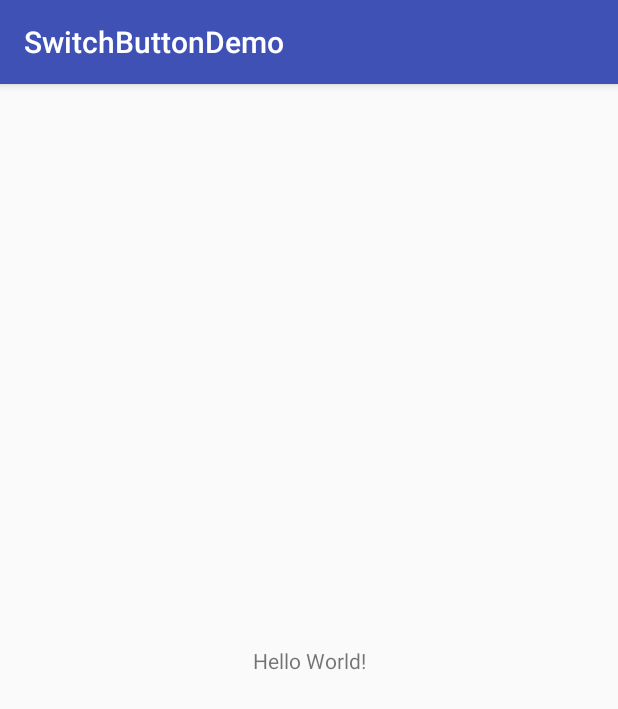
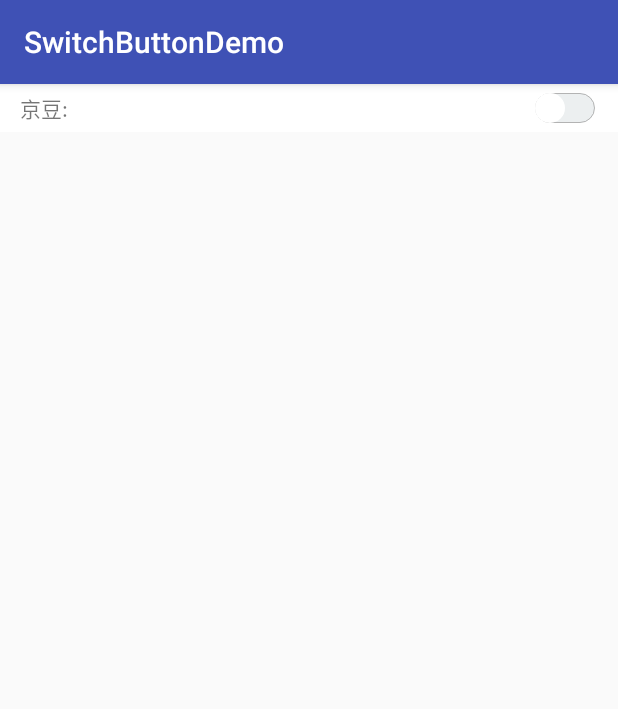
Before and after one commit to HelloWmz/SwitchButtonDemo, an Android app: the screen it shows after launch (MainActivity), on a phone screen of 412 x 824 dp. Shown: the top 709 px of the screen. Run offline under Robolectric (Android 15) with nearby library versions, the phone set to English and light mode, and no system bars; our stand-ins replace ButterKnife.

Commit message:
仿京东使用京豆完成

```diff
--- a/app/src/main/java/wmz/switchbuttondemo/MainActivity.java
+++ b/app/src/main/java/wmz/switchbuttondemo/MainActivity.java
@@ -1,13 +1,64 @@
 package wmz.switchbuttondemo;
 
+import android.os.Bundle;
 import android.support.v7.app.AppCompatActivity;
-import android.os.Bundle;
+import android.view.View;
+import android.widget.CompoundButton;
+import android.widget.LinearLayout;
+import android.widget.Switch;
+import android.widget.TextView;
 
-public class MainActivity extends AppCompatActivity {
+import java.util.ArrayList;
+import java.util.List;
+
+import butterknife.BindView;
+import butterknife.ButterKnife;
+
+public class MainActivity extends AppCompatActivity implements AddressUtils.OnWheelViewClick {
+
+    @BindView(R.id.swh_status)
+    Switch mSwhStatus;
+    @BindView(R.id.tv_peas_num)
+    TextView mTvPeasNum;
+    @BindView(R.id.peas_num_ll)
+    LinearLayout mPeasNumLl;
+    private List<Integer> mBeans =new ArrayList<>();
 
     @Override
     protected void onCreate(Bundle savedInstanceState) {
         super.onCreate(savedInstanceState);
         setContentView(R.layout.activity_main);
+        ButterKnife.bind(this);
+        initBeans();
+        initListener();
+    }
+
+    private void initBeans() {
+        mBeans.add(1000);
+        mBeans.add(2000);
+        mBeans.add(3000);
+        mBeans.add(4000);
+        mBeans.add(5000);
+        mBeans.add(6000);
+    }
+
+    private void initListener() {
+        mSwhStatus.setOnCheckedChangeListener(new CompoundButton.OnCheckedChangeListener() {
+            @Override
+            public void onCheckedChanged(CompoundButton buttonView, boolean isChecked) {
+                mPeasNumLl.setVisibility(isChecked ? View.VISIBLE : View.GONE);
+            }
+        });
+        mTvPeasNum.setOnClickListener(new View.OnClickListener() {
+            @Override
+            public void onClick(View v) {
+                AddressUtils.alertBottomWheelOption(MainActivity.this, mBeans, MainActivity.this);
+            }
+        });
+    }
+
+    @Override
+    public void onClick(View view, int num) {
+        mTvPeasNum.setText("" + num);
     }
 }
--- /dev/null
+++ b/app/src/main/res/drawable/thumb_selctor.xml
@@ -0,0 +1,5 @@
+<?xml version="1.0" encoding="utf-8"?>
+<selector xmlns:android="http://schemas.android.com/apk/res/android">
+    <item android:state_pressed="true" android:drawable="@drawable/track_selctor_shape"/>
+    <item android:state_pressed="false" android:drawable="@drawable/track_selctor_shape"/>
+</selector>
--- /dev/null
+++ b/app/src/main/res/drawable/track_selctor.xml
@@ -0,0 +1,5 @@
+<?xml version="1.0" encoding="utf-8"?>
+<selector xmlns:android="http://schemas.android.com/apk/res/android">
+    <item android:state_checked="true" android:drawable="@drawable/track_selctor_shap"/>
+    <item android:state_checked="false" android:drawable="@drawable/track_selctor_normal_shap"/>
+</selector>
--- /dev/null
+++ b/app/src/main/res/drawable/track_selctor_normal_shap.xml
@@ -0,0 +1,8 @@
+<?xml version="1.0" encoding="utf-8"?>
+<shape xmlns:android="http://schemas.android.com/apk/res/android"
+    android:shape="rectangle">
+    <size android:height="20dp" android:width="40dp"/>
+    <corners android:radius="10dp"></corners>
+    <solid android:color="#eceff0"/>
+    <stroke android:color="#99878787" android:width="0.2dp"/>
+</shape>
--- /dev/null
+++ b/app/src/main/res/drawable/track_selctor_shap.xml
@@ -0,0 +1,8 @@
+<?xml version="1.0" encoding="utf-8"?>
+<shape xmlns:android="http://schemas.android.com/apk/res/android"
+    android:shape="rectangle">
+    <size android:height="20dp" android:width="40dp"/>
+    <corners android:radius="10dp"></corners>
+    <solid android:color="#f00"/>
+
+</shape>
--- /dev/null
+++ b/app/src/main/res/drawable/track_selctor_shape.xml
@@ -0,0 +1,6 @@
+<?xml version="1.0" encoding="utf-8"?>
+<shape xmlns:android="http://schemas.android.com/apk/res/android"
+    android:shape="oval" android:useLevel="false">
+    <size android:height="20dp" android:width="20dp"/>
+    <solid android:color="#fff"/>
+</shape>
--- a/app/src/main/res/layout/activity_main.xml
+++ b/app/src/main/res/layout/activity_main.xml
@@ -1,21 +1,41 @@
 <?xml version="1.0" encoding="utf-8"?>
-<android.support.constraint.ConstraintLayout
+<LinearLayout
     xmlns:android="http://schemas.android.com/apk/res/android"
-    xmlns:app="http://schemas.android.com/apk/res-auto"
-    xmlns:tools="http://schemas.android.com/tools"
     android:layout_width="match_parent"
-    android:layout_height="match_parent"
-    tools:context="wmz.switchbuttondemo.MainActivity"
+    android:layout_height="wrap_content"
+    android:orientation="vertical"
     >
-
-    <TextView
-        android:layout_width="wrap_content"
+    <RelativeLayout
+        android:padding="5dp"
+        android:layout_width="match_parent"
         android:layout_height="wrap_content"
-        android:text="Hello World!"
-        app:layout_constraintBottom_toBottomOf="parent"
-        app:layout_constraintLeft_toLeftOf="parent"
-        app:layout_constraintRight_toRightOf="parent"
-        app:layout_constraintTop_toTopOf="parent"
+        android:background="#fff"
+        android:orientation="horizontal"
+        >
+        <TextView
+            android:layout_centerVertical="true"
+            android:layout_width="wrap_content"
+            android:layout_height="wrap_content"
+            android:layout_marginLeft="8dp"
+            android:layout_marginRight="5dp"
+            android:text="京豆:"
+            />
+        <Switch
+            android:layout_centerVertical="true"
+            android:layout_alignParentRight="true"
+            android:id="@+id/swh_status"
+            android:layout_width="40dp"
+            android:layout_height="wrap_content"
+            android:layout_marginRight="10dp"
+            android:switchMinWidth="40dp"
+            android:textOff=""
+            android:textOn=""
+            android:thumb="@drawable/thumb_selctor"
+            android:thumbTextPadding="10dp"
+            android:track="@drawable/track_selctor"
+            />
+    </RelativeLayout>
+    <include
+        layout="@layout/peas_num_item"
         />
-
-</android.support.constraint.ConstraintLayout>
+</LinearLayout>
--- a/build.gradle
+++ b/build.gradle
@@ -6,6 +6,9 @@ buildscript {
     }
     dependencies {
         classpath 'com.android.tools.build:gradle:2.3.3'
+        // 黄油刀
+        classpath 'com.neenbedankt.gradle.plugins:android-apt:1.8'
+        classpath 'com.jakewharton:butterknife-gradle-plugin:8.5.1'
 
         // NOTE: Do not place your application dependencies here; they belong
         // in the individual module build.gradle files
```
Also changed, not shown: app/build.gradle (+7 -0 lines), app/src/main/java/wmz/switchbuttondemo/AddressUtils.java (added, +52 -0 lines), app/src/main/res/drawable/bg_super_item.xml (added, +13 -0 lines), app/src/main/res/layout/peas_num_item.xml (added, +42 -0 lines), app/src/main/res/mipmap-xhdpi/arrow_bottom.png (added).
